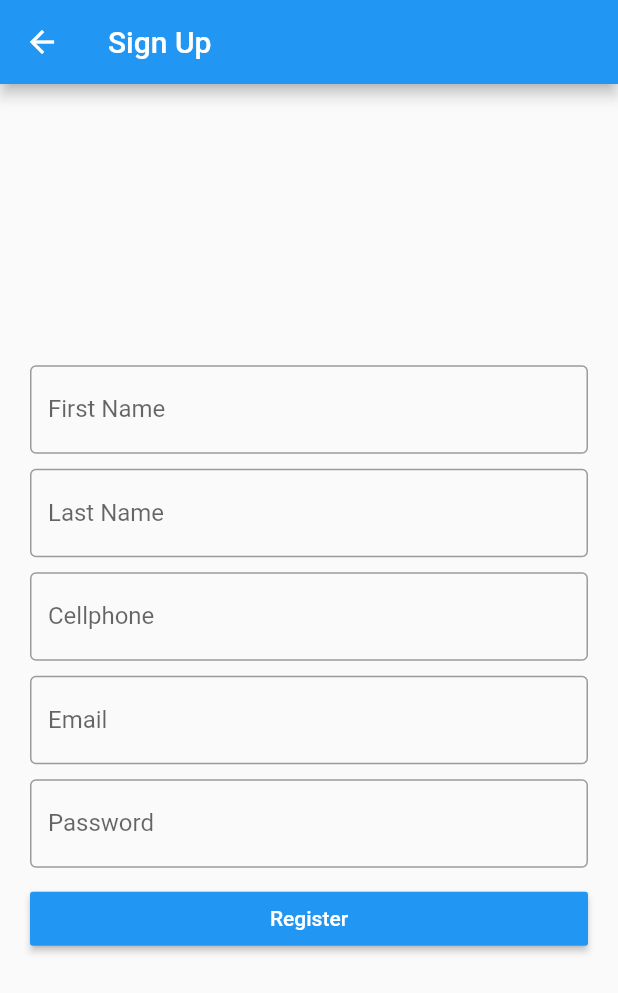
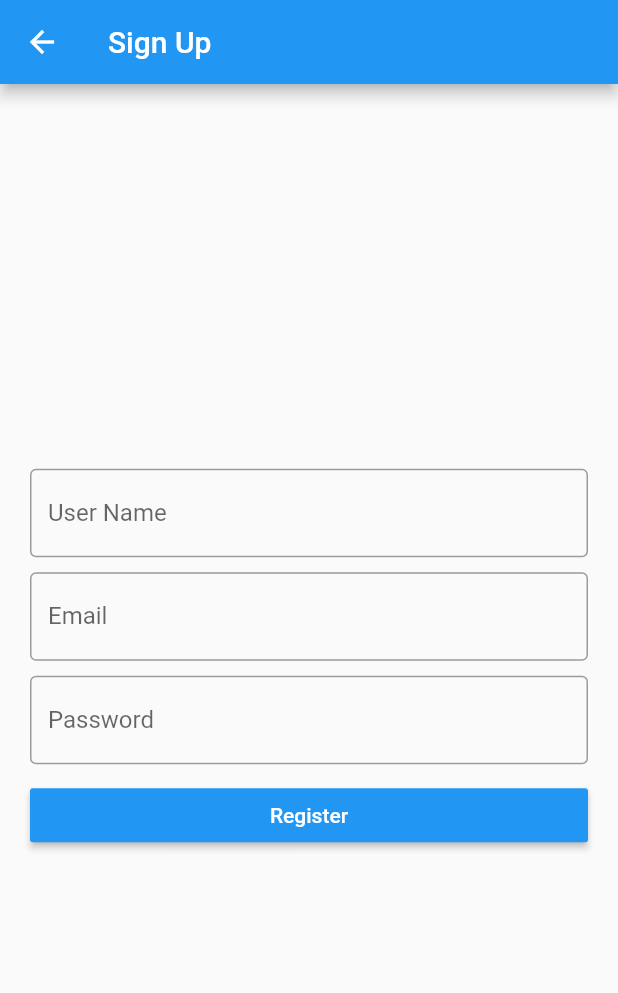
Before and after one commit to petrfalkovsky/flutter_jwt_auth_tamplate, a Flutter app: the RegisterScreen screen opened directly, after a tap on "Register", on a phone screen of 412 x 824 dp. Shown: the top 993 px of the screen. Run offline on Flutter 3.47's test engine with Material 2 defaults, Android fonts, the light colour scheme and no system bars; drawn by our look-alikes of flutter_form_builder; our stand-ins replace bloc, equatable, flutter_bloc, flutter_secure_storage, form_builder_validators, jwt_decoder and 1 more; accounts and stored records are empty.

Commit message:
feat: add register user

```diff
--- a/lib/screens/register/bloc/register_bloc.dart
+++ b/lib/screens/register/bloc/register_bloc.dart
@@ -15,9 +15,11 @@ class RegisterBloc extends Bloc<RegisterEvent, RegisterState> {
         final user = await AuthService.register(
           email: event.email,
           password: event.password,
-          cellphone: event.cellphone,
-          firstName: event.firstName,
-          lastName: event.lastName,
+          isActive: event.isActive,
+          isSuperuser: event.isSuperuser,
+          isVerified: event.isVerified,
+          userName: event.userName,
+          credits: event.credits,
         );
         emit(RegisterSuccessState(
           user,
--- a/lib/screens/register/bloc/register_event.dart
+++ b/lib/screens/register/bloc/register_event.dart
@@ -7,16 +7,20 @@ abstract class RegisterEvent extends Equatable {
 class RegisterRequestEvent extends RegisterEvent {
   final String email;
   final String password;
-  final String cellphone;
-  final String firstName;
-  final String lastName;
+  final bool isActive;
+  final bool isSuperuser;
+  final bool isVerified;
+  final String userName;
+  final int credits;
 
   const RegisterRequestEvent({
     required this.email,
     required this.password,
-    required this.cellphone,
-    required this.firstName,
-    required this.lastName,
+    required this.isActive,
+    required this.isSuperuser,
+    required this.isVerified,
+    required this.userName,
+    required this.credits,
   });
 
   @override
--- a/lib/screens/register/register_screen.dart
+++ b/lib/screens/register/register_screen.dart
@@ -4,7 +4,6 @@ import 'package:flutter_form_builder/flutter_form_builder.dart';
 import 'package:form_builder_validators/form_builder_validators.dart';
 import 'package:flutter_jwt_auth_example/blocs/auth/auth_bloc.dart';
 import 'package:flutter_jwt_auth_example/exceptions/form_exceptions.dart';
-import 'package:flutter_jwt_auth_example/widgets/cellphone_field.dart';
 import 'package:flutter_jwt_auth_example/widgets/form_error_widget.dart';
 import 'package:flutter_jwt_auth_example/widgets/success_dialog.dart';
 
@@ -22,9 +21,11 @@ class RegisterScreen extends StatelessWidget {
             RegisterRequestEvent(
               email: data!['email'],
               password: data['password'],
-              cellphone: data['cellphone'],
-              firstName: data['first_name'],
-              lastName: data['last_name'],
+              isActive: data['is_active'] ?? true,
+              isSuperuser: data['is_superuser'] ?? false,
+              isVerified: data['is_verified'] ?? false,
+              userName: data['user_name'],
+              credits: data['credits'] ?? 0,
             ),
           );
     }
@@ -121,10 +122,10 @@ class RegisterScreen extends StatelessWidget {
                                       return Container();
                                     }),
                                     FormBuilderTextField(
-                                      name: 'first_name',
+                                      name: 'user_name',
                                       decoration: const InputDecoration(
                                         border: OutlineInputBorder(),
-                                        labelText: 'First Name',
+                                        labelText: 'User Name',
                                       ),
                                       textInputAction: TextInputAction.next,
                                       validator: FormBuilderValidators.compose([
@@ -134,27 +135,6 @@ class RegisterScreen extends StatelessWidget {
                                         ),
                                       ]),
                                     ),
-                                    const SizedBox(
-                                      height: 10,
-                                    ),
-                                    FormBuilderTextField(
-                                      name: 'last_name',
-                                      decoration: const InputDecoration(
-                                        border: OutlineInputBorder(),
-                                        labelText: 'Last Name',
-                                      ),
-                                      textInputAction: TextInputAction.next,
-                                      validator: FormBuilderValidators.compose([
-                                        FormBuilderValidators.required(),
-                                        FormBuilderValidators.match(
-                                          r"^[\w'\-,.][^0-9_!¡?÷?¿/\\+=@#$%ˆ&*(){}|~<>;:[\]]{2,}$",
-                                        ),
-                                      ]),
-                                    ),
-                                    const SizedBox(
-                                      height: 10,
-                                    ),
-                                    const CellphoneField(),
                                     const SizedBox(
                                       height: 10,
                                     ),
--- a/lib/services/auth_service.dart
+++ b/lib/services/auth_service.dart
@@ -61,9 +61,11 @@ class AuthService {
   static Future<User> register({
     required String email,
     required String password,
-    required String cellphone,
-    required String firstName,
-    required String lastName,
+    required bool isActive,
+    required bool isSuperuser,
+    required bool isVerified,
+    required String userName,
+    required int credits,
   }) async {
     final response = await http.post(
       HelperService.buildUri(loginPath),
@@ -72,9 +74,11 @@ class AuthService {
         {
           'email': email,
           'password': password,
-          'cellphone': cellphone,
-          'first_name': firstName,
-          'last_name': lastName
+          'is_active': isActive,
+          'is_superuser': isSuperuser,
+          'is_verified': isVerified,
+          'user_name': userName,
+          'credits': credits
         },
       ),
     );
```
